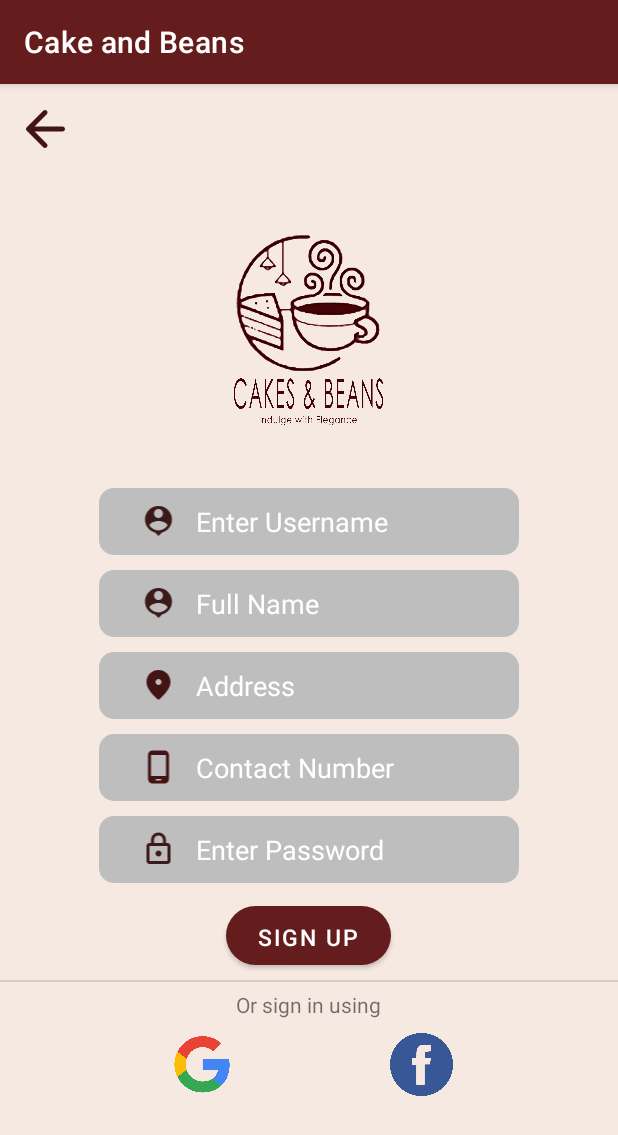
After one commit to menementies/Cake-and-Beans, an Android app: the SignUp screen opened directly, with no data from a screen before it, on a phone screen of 412 x 824 dp. The commit adds this screen. Shown: the top 1135 px of the screen. Run offline under Robolectric (Android 15) with nearby library versions, the phone set to English and light mode, and no system bars.

Commit message:
pixel 2 |bluestacks: 1080x1920 scr size, 400dpi

```diff
--- a/app/src/main/AndroidManifest.xml
+++ b/app/src/main/AndroidManifest.xml
@@ -9,6 +9,9 @@
         android:roundIcon="@drawable/brand"
         android:supportsRtl="true"
         android:theme="@style/Theme.CakeAndBeans">
+        <activity
+            android:name=".SignUp"
+            android:exported="false" />
         <activity
             android:name=".Profile"
             android:exported="false" />
--- a/app/src/main/java/com/example/cakeandbeans/LoginForm.java
+++ b/app/src/main/java/com/example/cakeandbeans/LoginForm.java
@@ -15,15 +15,15 @@ public class LoginForm extends AppCompatActivity {
     @Override
     protected void onCreate(Bundle savedInstanceState) {
         EditText etUsername, etPassword;
-        Button btSubmit;
+        Button btnsignIn, btnsignUp;
         super.onCreate(savedInstanceState);
         setContentView(R.layout.activity_login);
 
         etUsername = findViewById(R.id.et_username);
         etPassword = findViewById(R.id.et_password);
-        btSubmit = findViewById(R.id.bt_submit);
-
-        btSubmit.setOnClickListener(new View.OnClickListener() {
+        btnsignIn = findViewById(R.id.bt_signIn);
+        btnsignUp = findViewById(R.id.bt_signUp);
+        btnsignIn.setOnClickListener(new View.OnClickListener() {
             @Override
             public void onClick(View v) {
                 if (etUsername.getText().toString().equals("admin") && etPassword.getText().toString().equals("admin")) {
@@ -34,6 +34,15 @@ public class LoginForm extends AppCompatActivity {
                 }else {
                     Toast.makeText(getApplicationContext(), "Use admin as username and password!!!", Toast.LENGTH_SHORT).show();
                 }
+            }
+        });
+
+        btnsignUp.setOnClickListener(new View.OnClickListener() {
+            @Override
+            public void onClick(View v) {
+                    Intent next= new Intent(LoginForm.this,SignUp.class);
+                    startActivity(next);
+                    finish();
             }
         });
     }
--- /dev/null
+++ b/app/src/main/java/com/example/cakeandbeans/SignUp.java
@@ -0,0 +1,30 @@
+package com.example.cakeandbeans;
+
+import androidx.appcompat.app.AppCompatActivity;
+
+import android.content.Intent;
+import android.os.Bundle;
+import android.view.View;
+import android.widget.Button;
+import android.widget.ImageView;
+
+public class SignUp extends AppCompatActivity {
+
+    @Override
+    protected void onCreate(Bundle savedInstanceState) {
+        super.onCreate(savedInstanceState);
+        setContentView(R.layout.activity_sign_up);
+
+        ImageView btnBack;
+
+        btnBack = findViewById(R.id.btn_back);
+        btnBack.setOnClickListener(new View.OnClickListener() {
+            @Override
+            public void onClick(View v) {
+                Intent next= new Intent(SignUp.this,LoginForm.class);
+                startActivity(next);
+                finish();
+            }
+        });
+    }
+}
--- /dev/null
+++ b/app/src/main/res/drawable/ic_round_alternate_email_24.xml
@@ -0,0 +1,5 @@
+<vector android:height="24dp" android:tint="#421414"
+    android:viewportHeight="24" android:viewportWidth="24"
+    android:width="24dp" xmlns:android="http://schemas.android.com/apk/res/android">
+    <path android:fillColor="@android:color/white" android:pathData="M12.72,2.03C6.63,1.6 1.6,6.63 2.03,12.72 2.39,18.01 7.01,22 12.31,22H16c0.55,0 1,-0.45 1,-1s-0.45,-1 -1,-1h-3.67c-3.73,0 -7.15,-2.42 -8.08,-6.03 -1.49,-5.8 3.91,-11.21 9.71,-9.71C17.58,5.18 20,8.6 20,12.33v1.1c0,0.79 -0.71,1.57 -1.5,1.57s-1.5,-0.78 -1.5,-1.57v-1.25c0,-2.51 -1.78,-4.77 -4.26,-5.12 -3.4,-0.49 -6.27,2.45 -5.66,5.87 0.34,1.91 1.83,3.49 3.72,3.94 1.84,0.43 3.59,-0.16 4.74,-1.33 0.89,1.22 2.67,1.86 4.3,1.21 1.34,-0.53 2.16,-1.9 2.16,-3.34v-1.09c0,-5.31 -3.99,-9.93 -9.28,-10.29zM12,15c-1.66,0 -3,-1.34 -3,-3s1.34,-3 3,-3 3,1.34 3,3 -1.34,3 -3,3z"/>
+</vector>
--- /dev/null
+++ b/app/src/main/res/drawable/ic_round_arrow_back_24.xml
@@ -0,0 +1,5 @@
+<vector android:autoMirrored="true" android:height="24dp"
+    android:tint="#421414" android:viewportHeight="24"
+    android:viewportWidth="24" android:width="24dp" xmlns:android="http://schemas.android.com/apk/res/android">
+    <path android:fillColor="@android:color/white" android:pathData="M19,11H7.83l4.88,-4.88c0.39,-0.39 0.39,-1.03 0,-1.42 -0.39,-0.39 -1.02,-0.39 -1.41,0l-6.59,6.59c-0.39,0.39 -0.39,1.02 0,1.41l6.59,6.59c0.39,0.39 1.02,0.39 1.41,0 0.39,-0.39 0.39,-1.02 0,-1.41L7.83,13H19c0.55,0 1,-0.45 1,-1s-0.45,-1 -1,-1z"/>
+</vector>
--- /dev/null
+++ b/app/src/main/res/drawable/ic_round_phone_android_24.xml
@@ -0,0 +1,5 @@
+<vector android:height="24dp" android:tint="#421414"
+    android:viewportHeight="24" android:viewportWidth="24"
+    android:width="24dp" xmlns:android="http://schemas.android.com/apk/res/android">
+    <path android:fillColor="@android:color/white" android:pathData="M16,1L8,1C6.34,1 5,2.34 5,4v16c0,1.66 1.34,3 3,3h8c1.66,0 3,-1.34 3,-3L19,4c0,-1.66 -1.34,-3 -3,-3zM13.5,21h-3c-0.28,0 -0.5,-0.22 -0.5,-0.5s0.22,-0.5 0.5,-0.5h3c0.28,0 0.5,0.22 0.5,0.5s-0.22,0.5 -0.5,0.5zM17,18L7,18L7,4h10v14z"/>
+</vector>
--- /dev/null
+++ b/app/src/main/res/drawable/ic_round_place_24.xml
@@ -0,0 +1,5 @@
+<vector android:height="24dp" android:tint="#421414"
+    android:viewportHeight="24" android:viewportWidth="24"
+    android:width="24dp" xmlns:android="http://schemas.android.com/apk/res/android">
+    <path android:fillColor="@android:color/white" android:pathData="M12,12c1.1,0 2,-0.9 2,-2s-0.9,-2 -2,-2 -2,0.9 -2,2 0.9,2 2,2zM12,2c4.2,0 8,3.22 8,8.2 0,3.18 -2.45,6.92 -7.34,11.23 -0.38,0.33 -0.95,0.33 -1.33,0C6.45,17.12 4,13.38 4,10.2 4,5.22 7.8,2 12,2z"/>
+</vector>
--- a/app/src/main/res/layout/activity_login.xml
+++ b/app/src/main/res/layout/activity_login.xml
@@ -6,7 +6,7 @@
     android:layout_height="match_parent"
     android:orientation = "vertical"
     android:gravity="center"
-    tools:context=".MainActivity"
+    tools:context=".LoginForm"
     android:background="#F5E9E2">
     <LinearLayout
         android:layout_width="match_parent"
@@ -67,12 +67,22 @@
         </LinearLayout>
 
         <Button
-            android:id="@+id/bt_submit"
-            android:layout_width="123dp"
-            android:layout_height="48dp"
+            android:id="@+id/bt_signIn"
+            android:layout_width="117dp"
+            android:layout_height="41dp"
             android:layout_marginTop="30dp"
             android:background="@drawable/round_button"
-            android:text="Log In"
+            android:text="Sign In"
+            android:textColor="@android:color/white"
+            android:textSize="15dp" />
+
+        <Button
+            android:id="@+id/bt_signUp"
+            android:layout_width="110dp"
+            android:layout_height="39dp"
+            android:layout_marginTop="10dp"
+            android:background="@drawable/round_button"
+            android:text="Sign Up"
             android:textColor="@android:color/white"
             android:textSize="15dp" />
     </LinearLayout>
--- /dev/null
+++ b/app/src/main/res/layout/activity_sign_up.xml
@@ -0,0 +1,199 @@
+<?xml version="1.0" encoding="utf-8"?>
+<androidx.constraintlayout.widget.ConstraintLayout xmlns:android="http://schemas.android.com/apk/res/android"
+    xmlns:app="http://schemas.android.com/apk/res-auto"
+    xmlns:tools="http://schemas.android.com/tools"
+    android:layout_width="match_parent"
+    android:layout_height="match_parent"
+    android:orientation = "vertical"
+    android:gravity="center"
+    tools:context=".SignUp"
+    android:background="#F5E9E2">
+    <LinearLayout
+        android:layout_width="match_parent"
+        android:layout_height="wrap_content"
+        android:orientation="horizontal"
+        tools:ignore="MissingConstraints" >
+        <ImageView
+            android:id="@+id/btn_back"
+            android:layout_height="40dp"
+            android:layout_width="40dp"
+            android:src="@drawable/ic_round_arrow_back_24"
+            android:layout_marginLeft="10dp"
+            android:layout_marginTop="10dp"
+            android:clickable="true"/>
+    </LinearLayout>
+
+    <LinearLayout
+        android:layout_width="match_parent"
+        android:layout_height="match_parent"
+        android:orientation="vertical"
+        android:gravity="center">
+
+        <ImageView
+            android:id="@+id/imageView2"
+            android:layout_width="150dp"
+            android:layout_height="150dp"
+            android:layout_gravity="top|center"
+            app:srcCompat="@drawable/loginlogo"/>
+
+        <LinearLayout
+            android:layout_width="280dp"
+            android:layout_height="wrap_content"
+            android:layout_marginTop="30dp"
+            android:background="@drawable/round_edittext"
+            android:gravity="center"
+            android:padding="10dp">
+
+            <ImageView
+                android:layout_width="50dp"
+                android:layout_height="wrap_content"
+                android:src="@drawable/ic_baseline_person_pin_24" />
+
+            <EditText
+                android:id="@+id/et_username"
+                android:layout_width="200dp"
+                android:layout_height="wrap_content"
+                android:background="@android:color/transparent"
+                android:hint="Enter Username"
+                android:textColorHint="@android:color/white" />
+        </LinearLayout> <!--username-->
+        <LinearLayout
+            android:layout_width="280dp"
+            android:layout_height="wrap_content"
+            android:layout_marginTop="10dp"
+            android:background="@drawable/round_edittext"
+            android:gravity="center"
+            android:padding="10dp">
+
+            <ImageView
+                android:layout_width="50dp"
+                android:layout_height="wrap_content"
+                android:src="@drawable/ic_baseline_person_pin_24" />
+
+            <EditText
+                android:id="@+id/et_fullName"
+                android:layout_width="200dp"
+                android:layout_height="wrap_content"
+                android:background="@android:color/transparent"
+                android:hint="Full Name"
+                android:inputType="textPersonName"
+                android:textColor="@android:color/black"
+                android:textColorHint="@android:color/white" />
+        </LinearLayout> <!--full name-->
+        <LinearLayout
+            android:layout_width="280dp"
+            android:layout_height="wrap_content"
+            android:layout_marginTop="10dp"
+            android:background="@drawable/round_edittext"
+            android:gravity="center"
+            android:padding="10dp">
+
+            <ImageView
+                android:layout_width="50dp"
+                android:layout_height="wrap_content"
+                android:src="@drawable/ic_round_place_24" />
+
+            <EditText
+                android:id="@+id/et_address"
+                android:layout_width="200dp"
+                android:layout_height="wrap_content"
+                android:background="@android:color/transparent"
+                android:hint="Address"
+                android:inputType="text"
+                android:textColor="@android:color/black"
+                android:textColorHint="@android:color/white" />
+        </LinearLayout> <!--address-->
+        <LinearLayout
+            android:layout_width="280dp"
+            android:layout_height="wrap_content"
+            android:layout_marginTop="10dp"
+            android:background="@drawable/round_edittext"
+            android:gravity="center"
+            android:padding="10dp">
+
+            <ImageView
+                android:layout_width="50dp"
+                android:layout_height="wrap_content"
+                android:src="@drawable/ic_round_phone_android_24" />
+
+            <EditText
+                android:id="@+id/et_phNumber"
+                android:layout_width="200dp"
+                android:layout_height="wrap_content"
+                android:background="@android:color/transparent"
+                android:hint="Contact Number"
+                android:inputType="phone"
+                android:textColor="@android:color/black"
+                android:textColorHint="@android:color/white" />
+        </LinearLayout> <!--contact number-->
+        <LinearLayout
+            android:layout_width="280dp"
+            android:layout_height="wrap_content"
+            android:layout_marginTop="10dp"
+            android:background="@drawable/round_edittext"
+            android:gravity="center"
+            android:padding="10dp">
+
+            <ImageView
+                android:layout_width="50dp"
+                android:layout_height="wrap_content"
+                android:src="@drawable/ic_outline_lock_24" />
+
+            <EditText
+                android:id="@+id/et_password"
+                android:layout_width="200dp"
+                android:layout_height="wrap_content"
+                android:background="@android:color/transparent"
+                android:hint="Enter Password"
+                android:inputType="textPassword"
+                android:textColor="@android:color/black"
+                android:textColorHint="@android:color/white" />
+        </LinearLayout> <!--password-->
+
+        <Button
+            android:id="@+id/bt_signUp"
+            android:layout_width="110dp"
+            android:layout_height="39dp"
+            android:layout_marginTop="15dp"
+            android:background="@drawable/round_button"
+            android:text="Sign Up"
+            android:textColor="@android:color/white"
+            android:textSize="15dp" />
+
+        <View
+            android:id="@+id/divider"
+            android:layout_width="match_parent"
+            android:layout_height="1dp"
+            android:background="?android:attr/listDivider"
+            android:layout_marginTop="10dp"/>
+
+        <TextView
+            android:layout_width="wrap_content"
+            android:layout_height="wrap_content"
+            android:layout_margin="5dp"
+            android:text="Or sign in using"/>
+
+        <LinearLayout
+            android:layout_width="match_parent"
+            android:layout_height="wrap_content"
+            android:orientation="horizontal"
+            android:gravity="center">
+
+            <ImageView
+                android:layout_width="50dp"
+                android:layout_height="50dp"
+                android:layout_marginHorizontal="50dp"
+                android:scaleType="centerCrop"
+                android:src="@drawable/google_logo" />
+
+            <ImageView
+                android:layout_width="42dp"
+                android:layout_height="42dp"
+                android:scaleType="centerCrop"
+                android:src="@drawable/facebook_logo"
+                android:layout_marginHorizontal="50dp"/>
+
+        </LinearLayout>
+
+    </LinearLayout>
+</androidx.constraintlayout.widget.ConstraintLayout>
```
Also changed, not shown: app/src/main/res/drawable/ccc.png (deleted), app/src/main/res/drawable/ddd.png (deleted), app/src/main/res/drawable/facebook_logo.png (added), app/src/main/res/drawable/google_logo.png (added), app/src/main/res/drawable/logo.png (deleted), app/src/main/res/drawable/logo2.png (deleted).
